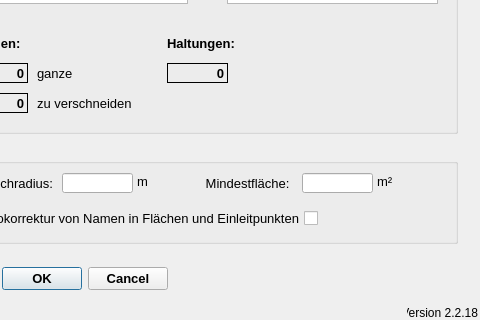
Old version of the form qkan/linkflaechen/resources/application_createlinefl.ui in the repository hoettges/QKan; both pictures show x 293 to 773 and y 257 to 577 of the 773 by 577 pixel window.
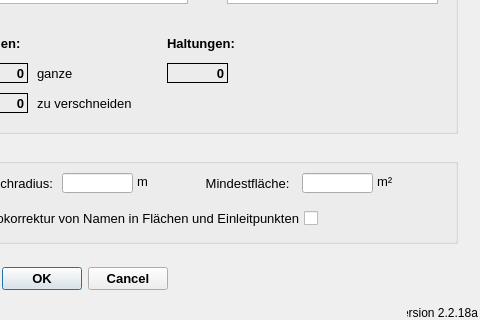
New version of the form.

What changed in the file:
```diff
--- a/qkan/linkflaechen/resources/application_createlinefl.ui
+++ b/qkan/linkflaechen/resources/application_createlinefl.ui
@@ -52,7 +52,7 @@
     <string>Version QKan Import</string>
    </property>
    <property name="text">
-    <string>Version 2.2.18</string>
+    <string>Version 2.2.18a</string>
    </property>
    <property name="alignment">
     <set>Qt::AlignRight|Qt::AlignTrailing|Qt::AlignVCenter</set>
```
